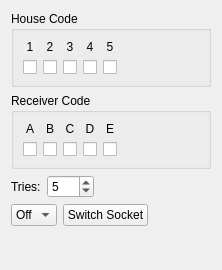
Before: the Qt Designer form src/brickv/plugin_system/plugins/remote_switch/ui/remote_switch.ui in Tinkerforge/brickv, drawn with Qt 5.
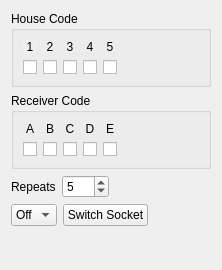
After: the same form once the commit is applied.

Commit message: Change API name from tries to repeats

Diff of the .ui file:
```diff
--- a/src/brickv/plugin_system/plugins/remote_switch/ui/remote_switch.ui
+++ b/src/brickv/plugin_system/plugins/remote_switch/ui/remote_switch.ui
@@ -291,7 +291,7 @@
      <item>
       <widget class="QLabel" name="label_11">
        <property name="text">
-        <string>Tries:</string>
+        <string>Repeats</string>
        </property>
       </widget>
      </item>
```
Left out of the diff: 2 changed lines with no effect on the pictures. The commit also changes 4 other files.
